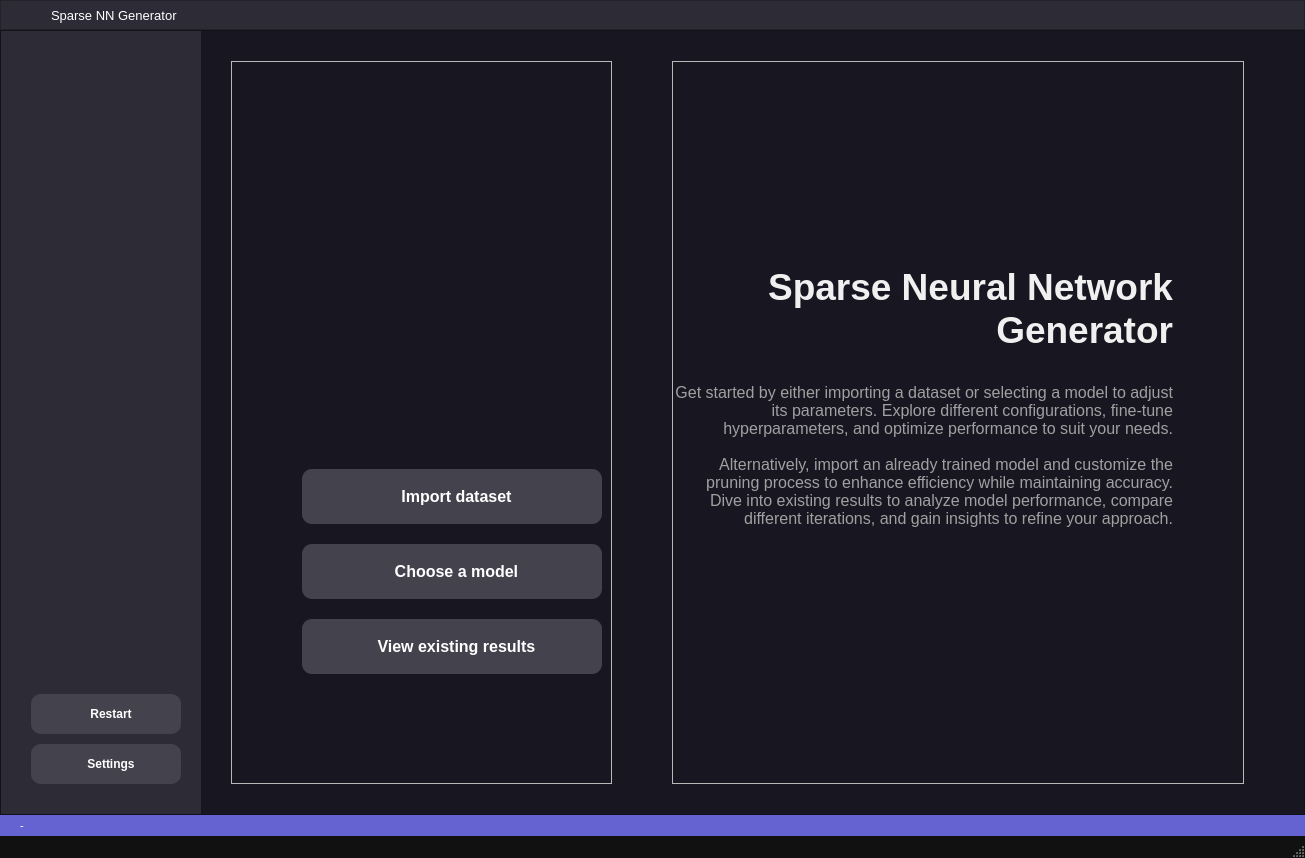
This is file.ui in saxovia/bsc-thesis as Qt 5 draws it before an edit. The edited form follows.
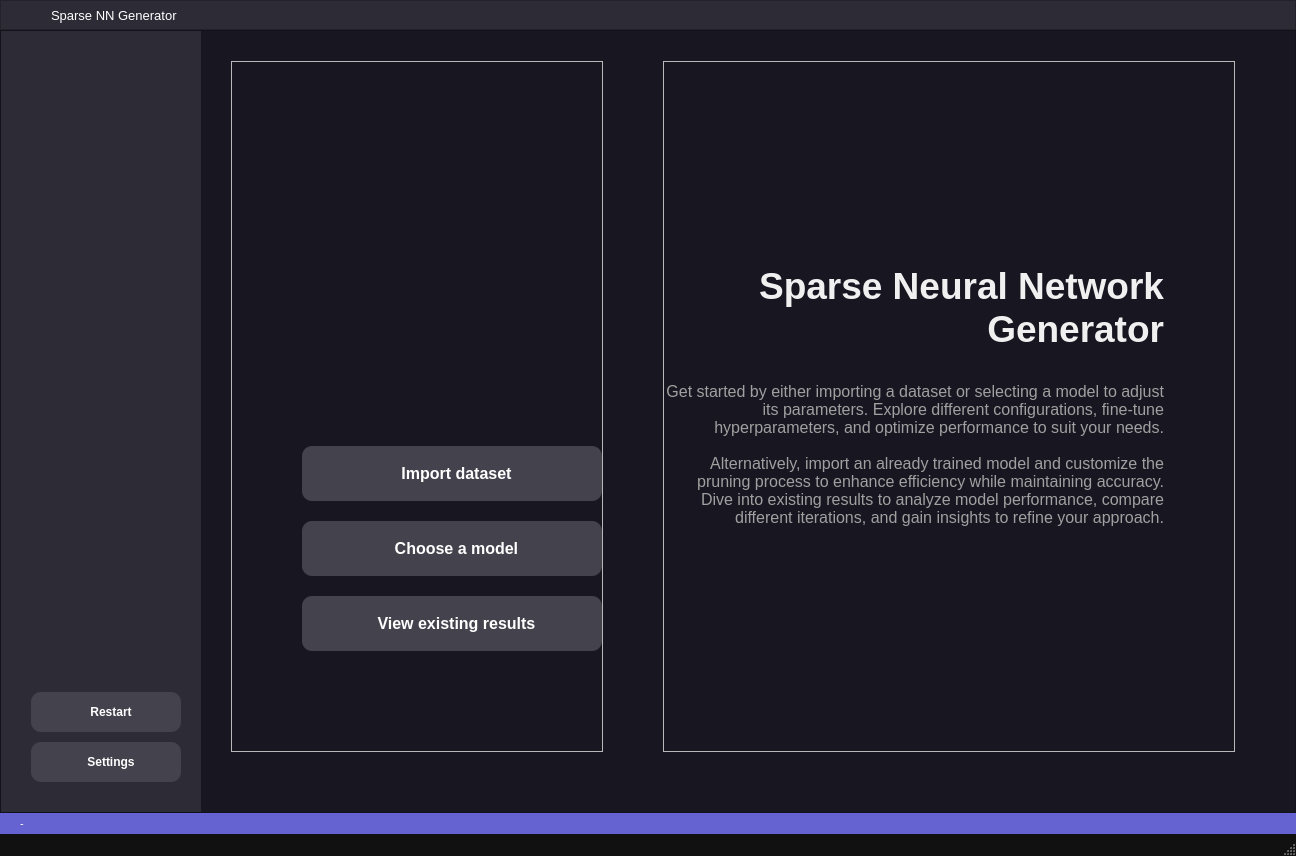
This is the edited form. The open tabs and pages were chosen to show the change. Icons and pictures are not drawn.

Patch:
```diff
--- a/file.ui
+++ b/file.ui
@@ -9,8 +9,8 @@
    <rect>
     <x>0</x>
     <y>0</y>
-    <width>1305</width>
-    <height>858</height>
+    <width>1296</width>
+    <height>856</height>
    </rect>
   </property>
   <property name="minimumSize">
@@ -242,7 +242,14 @@
 
 #side_widget {
 	background-image: url(./resources/sidewidget.png)
-}</string>
+}
+
+#dataset_main_content_frame{
+	background-color: #181621;
+	border-radius:15px;
+
+}
+</string>
   </property>
   <widget class="QWidget" name="centralwidget">
    <property name="enabled">
@@ -352,16 +359,16 @@
          </property>
          <layout class="QGridLayout" name="gridLayout_4">
           <property name="leftMargin">
-           <number>30</number>
+           <number>0</number>
           </property>
           <property name="topMargin">
-           <number>30</number>
+           <number>0</number>
           </property>
           <property name="rightMargin">
            <number>60</number>
           </property>
           <property name="bottomMargin">
-           <number>30</number>
+           <number>0</number>
           </property>
           <item row="0" column="0">
            <widget class="QStackedWidget" name="stackedWidget">
@@ -380,16 +387,16 @@
              </property>
              <layout class="QGridLayout" name="gridLayout_7">
               <property name="leftMargin">
-               <number>0</number>
+               <number>30</number>
               </property>
               <property name="topMargin">
-               <number>0</number>
+               <number>30</number>
               </property>
               <property name="rightMargin">
                <number>0</number>
               </property>
               <property name="bottomMargin">
-               <number>0</number>
+               <number>60</number>
               </property>
               <property name="horizontalSpacing">
                <number>60</number>
@@ -526,10 +533,13 @@
                    <property name="orientation">
                     <enum>Qt::Vertical</enum>
                    </property>
+                   <property name="sizeType">
+                    <enum>QSizePolicy::Preferred</enum>
+                   </property>
                    <property name="sizeHint" stdset="0">
                     <size>
                      <width>20</width>
-                     <height>40</height>
+                     <height>200</height>
                     </size>
                    </property>
                   </spacer>
@@ -555,6 +565,18 @@
                  <property name="leftMargin">
                   <number>70</number>
                  </property>
+                 <property name="topMargin">
+                  <number>0</number>
+                 </property>
+                 <property name="rightMargin">
+                  <number>0</number>
+                 </property>
+                 <property name="bottomMargin">
+                  <number>0</number>
+                 </property>
+                 <property name="horizontalSpacing">
+                  <number>0</number>
+                 </property>
                  <property name="verticalSpacing">
                   <number>20</number>
                  </property>
```
Left out of the diff: 20 changed lines with no effect on the pictures.
